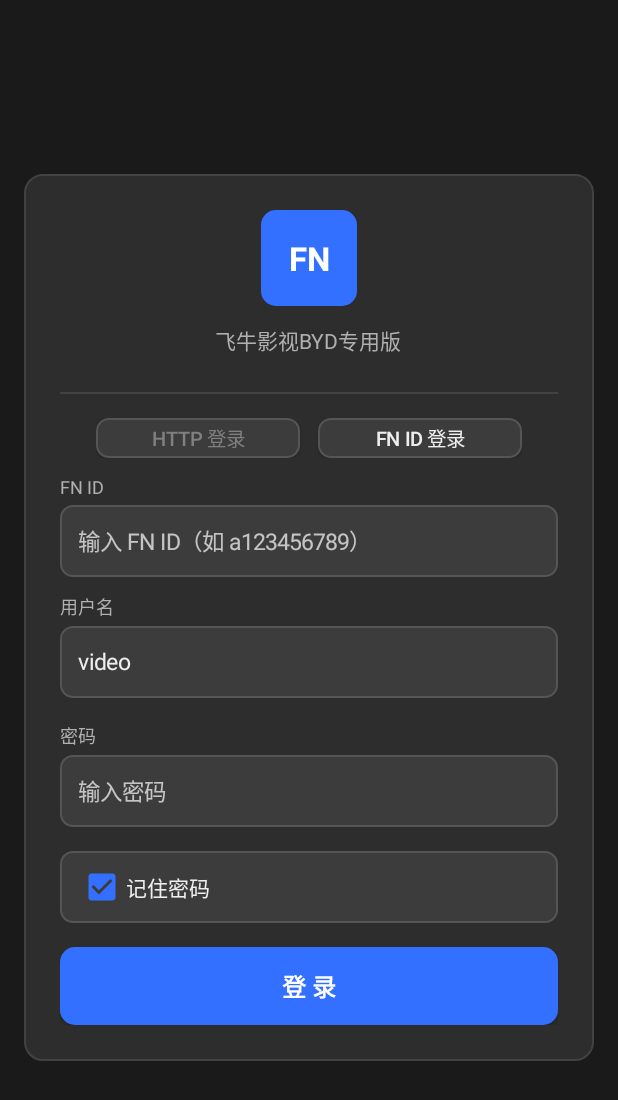
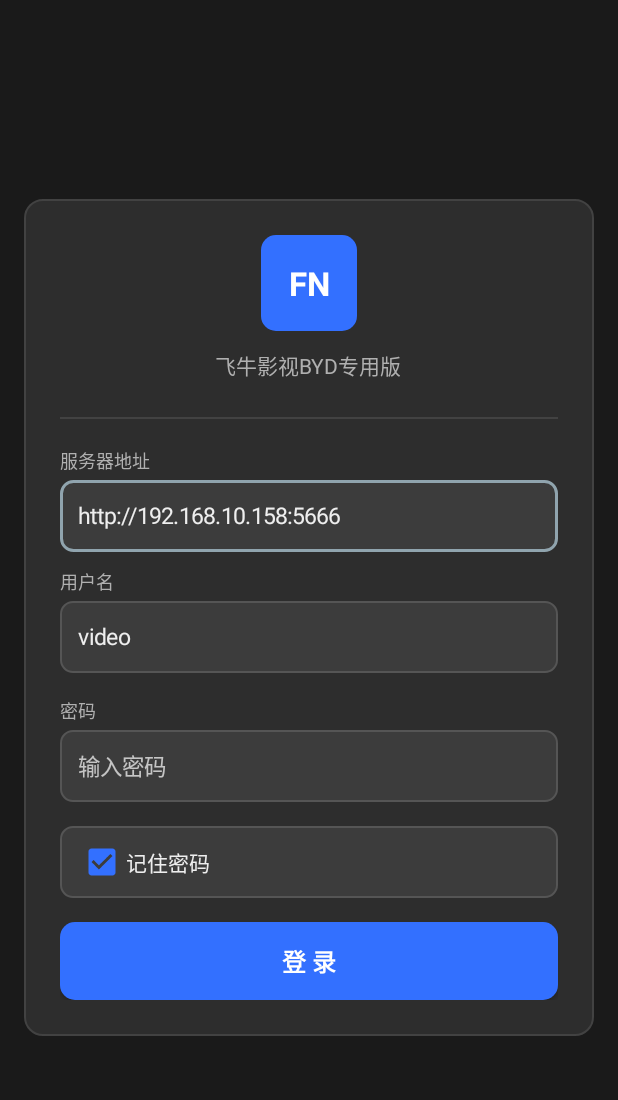
Before and after one commit to my788525/fnos_tv_danmu_byd, an Android app: the screen it shows after launch (MainActivity), after a tap on "记住密码", on a phone screen of 412 x 824 dp. Shown: the top 1100 px of the screen. Run offline under Robolectric (Android 15) with nearby library versions, the phone set to English and light mode, and no system bars; 2 other taps on this screen came first.

Commit message:
车机版：强制 HTTP 直连登录，移除 FN Connect 切换（避免车机 WebView 白屏）
- MainActivity 隐藏模式切换行（modeRow GONE），强制 isFnIdMode=false
- FN Connect OAuth 依赖车机 WebView，车机 ROM 缺/残 WebView 必白屏；用户实测 HTTP 直连可正常登录观看
- 媒体播放沿用现有 FnOS 私有 API 客户端，无需 bridge / 反编译官方 app

```diff
--- a/app/src/main/java/com/fntv/app/MainActivity.java
+++ b/app/src/main/java/com/fntv/app/MainActivity.java
@@ -133,6 +133,8 @@ public class MainActivity extends AppCompatActivity {
         if (btnIdx > 0) {
             loginCard.addView(modeRow, btnIdx);
         }
+        // 车机无可用 WebView，FN Connect OAuth 必白屏 → 仅保留 HTTP 直连，隐藏模式切换
+        modeRow.setVisibility(View.GONE);
 
         // ====== 创建卡片容器 ======
         cardContainer = new FrameLayout(this);
@@ -178,13 +180,12 @@ public class MainActivity extends AppCompatActivity {
         btnFnIdMode.setOnClickListener(modeSwitch);
 
         // ====== 恢复数据 ======
-        isFnIdMode = "fnid".equals(prefs.getString("login_mode", ""));
+        // 车机版：强制 HTTP 直连登录（FN Connect 在车机 WebView 不可用，必白屏）
+        isFnIdMode = false;
+        httpCard.setVisibility(View.VISIBLE);
+        fnidCard.setVisibility(View.GONE);
         loadCardInput();
         updateModeColor();
-        if (isFnIdMode) {
-            httpCard.setVisibility(View.GONE);
-            fnidCard.setVisibility(View.VISIBLE);
-        }
 
         // 登录按钮
         btnLogin.setOnClickListener(new View.OnClickListener() {
```
